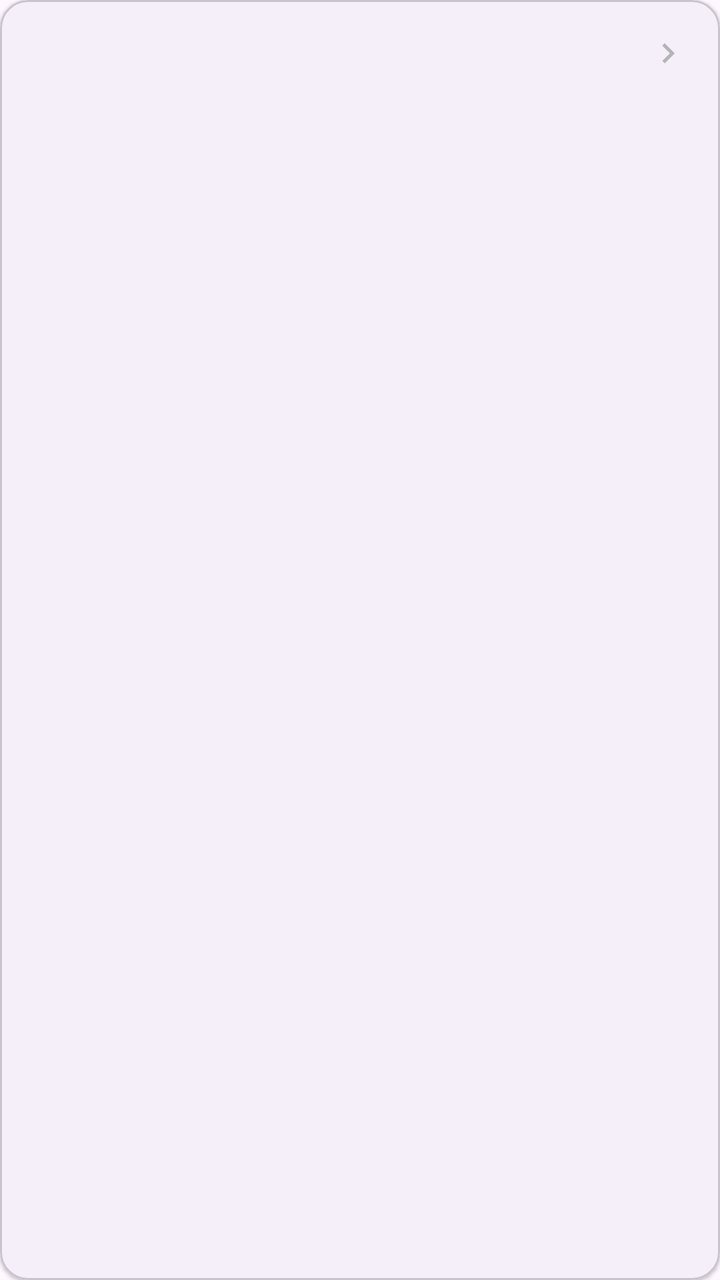
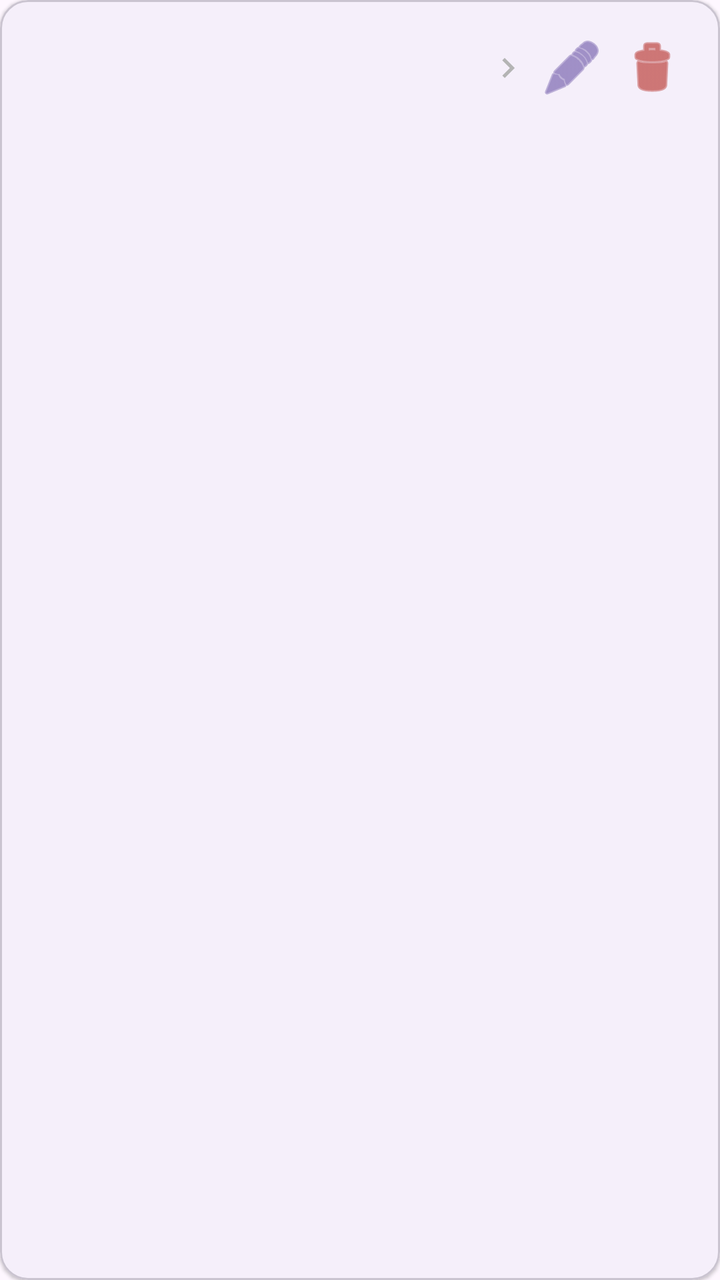

Two renders of the same Android screen: before a commit and after it. Below are the layout's source before the change and the commit's diff.
<!-- AndroidManifest.xml: application theme Theme.NotaCostume -->
<!-- res/layout/item_nota.xml -->
<?xml version="1.0" encoding="utf-8"?>
<com.google.android.material.card.MaterialCardView xmlns:android="http://schemas.android.com/apk/res/android"
    xmlns:app="http://schemas.android.com/apk/res-auto"
    android:layout_width="match_parent"
    android:layout_height="wrap_content"
    android:layout_marginBottom="10dp"
    android:clickable="true"
    android:focusable="true"
    android:foreground="?attr/selectableItemBackground"
    app:cardCornerRadius="14dp"
    app:cardElevation="1dp">

    <LinearLayout
        android:layout_width="match_parent"
        android:layout_height="wrap_content"
        android:orientation="vertical"
        android:padding="16dp">

        <LinearLayout
            android:layout_width="match_parent"
            android:layout_height="wrap_content"
            android:orientation="horizontal"
            android:gravity="center_vertical">

            <TextView
                android:id="@+id/tvNomor"
                android:layout_width="0dp"
                android:layout_height="wrap_content"
                android:layout_weight="1"
                android:textColor="#888888"
                android:textSize="12sp" />

            <TextView
                android:id="@+id/tvInfo"
                android:layout_width="wrap_content"
                android:layout_height="wrap_content"
                android:textColor="@color/md_primary"
                android:textSize="16sp"
                android:textStyle="bold" />

            <ImageView
                android:layout_width="20dp"
                android:layout_height="20dp"
                android:layout_marginStart="4dp"
                android:src="@drawable/ic_chevron"
                android:importantForAccessibility="no" />
        </LinearLayout>

        <TextView
            android:id="@+id/tvPelanggan"
            android:layout_width="match_parent"
            android:layout_height="wrap_content"
            android:layout_marginTop="6dp"
            android:textSize="16sp"
            android:textStyle="bold"
            android:maxLines="2"
            android:ellipsize="end" />

        <TextView
            android:id="@+id/tvCostume"
            android:layout_width="match_parent"
            android:layout_height="wrap_content"
            android:layout_marginTop="2dp"
            android:textColor="#666666"
            android:textSize="13sp" />
    </LinearLayout>
</com.google.android.material.card.MaterialCardView>
<!-- resources referenced by this layout -->
<resources>
  <color name="md_primary">#6750A4</color>
  <!-- drawable ic_chevron (drawable) -->
  <?xml version="1.0" encoding="utf-8"?>
  <vector xmlns:android="http://schemas.android.com/apk/res/android"
      android:width="24dp"
      android:height="24dp"
      android:viewportWidth="24"
      android:viewportHeight="24">
      <path
          android:fillColor="#FFB4B4B4"
          android:pathData="M10,6L8.59,7.41 13.17,12l-4.58,4.59L10,18l6,-6z" />
  </vector>
  <style name="Theme.NotaCostume" parent="Theme.Material3.DayNight.NoActionBar">
          <item name="colorPrimary">@color/md_primary</item>
          <item name="colorOnPrimary">@color/white</item>
          <item name="colorPrimaryContainer">@color/md_primary_container</item>
          <item name="colorOnPrimaryContainer">@color/md_on_primary_container</item>
          <item name="colorSecondary">@color/md_secondary</item>
          <item name="colorOnSecondary">@color/white</item>
          <item name="colorSecondaryContainer">@color/md_secondary_container</item>
          <item name="colorOnSecondaryContainer">@color/md_on_secondary_container</item>
          <item name="colorSurface">@color/md_surface</item>
          <item name="colorOnSurface">@color/md_on_surface</item>
          <item name="colorSurfaceContainer">@color/md_surface_container</item>
          <item name="colorOutline">@color/md_outline</item>
          <item name="dynamicColorThemeOverlay">@style/ThemeOverlay.Material3.DynamicColors.DayNight</item>
          <item name="android:statusBarColor">@color/md_primary</item>
      </style>
  <color name="white">#FFFFFF</color>
  <color name="md_primary_container">#EADDFF</color>
  <color name="md_on_primary_container">#21005D</color>
  <color name="md_secondary">#625B71</color>
  <color name="md_secondary_container">#E8DEF8</color>
  <color name="md_on_secondary_container">#1D192B</color>
  <color name="md_surface">#FDF8FF</color>
  <color name="md_on_surface">#1D1B20</color>
  <color name="md_surface_container">#F3EDF7</color>
  <color name="md_outline">#79747E</color>
</resources>

<!-- the commit's change to res/layout/item_nota.xml (unified diff, before → after) -->
@@ -44,6 +44,29 @@
                 android:layout_marginStart="4dp"
                 android:src="@drawable/ic_chevron"
                 android:importantForAccessibility="no" />
+
+            
+            <ImageButton
+                android:id="@+id/btnEdit"
+                android:layout_width="36dp"
+                android:layout_height="36dp"
+                android:layout_marginStart="4dp"
+                android:background="?attr/selectableItemBackgroundBorderless"
+                android:contentDescription="@string/menu_edit"
+                android:src="@android:drawable/ic_menu_edit"
+                android:tint="?attr/colorPrimary"
+                app:iconPadding="0dp" />
+
+            <ImageButton
+                android:id="@+id/btnHapus"
+                android:layout_width="36dp"
+                android:layout_height="36dp"
+                android:layout_marginStart="4dp"
+                android:background="?attr/selectableItemBackgroundBorderless"
+                android:contentDescription="@string/btn_hapus"
+                android:src="@android:drawable/ic_menu_delete"
+                android:tint="?attr/colorError"
+                app:iconPadding="0dp" />
         </LinearLayout>
 
         <TextView
<!-- resource entries referenced after the edit -->
@@ -12,6 +12,8 @@
           android:fillColor="#FFB4B4B4"
           android:pathData="M10,6L8.59,7.41 13.17,12l-4.58,4.59L10,18l6,-6z" />
   </vector>
+  <string name="btn_hapus">Hapus</string>
+  <string name="menu_edit">Edit</string>
   <style name="Theme.NotaCostume" parent="Theme.Material3.DayNight.NoActionBar">
           <item name="colorPrimary">@color/md_primary</item>
           <item name="colorOnPrimary">@color/white</item>
